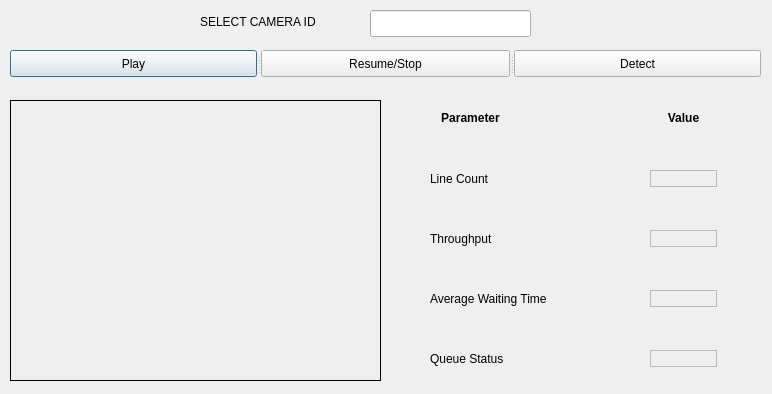
This is airlines.ui in SparshBansal/aero_cv_backend as Qt 5 draws it before an edit. The edited form follows.
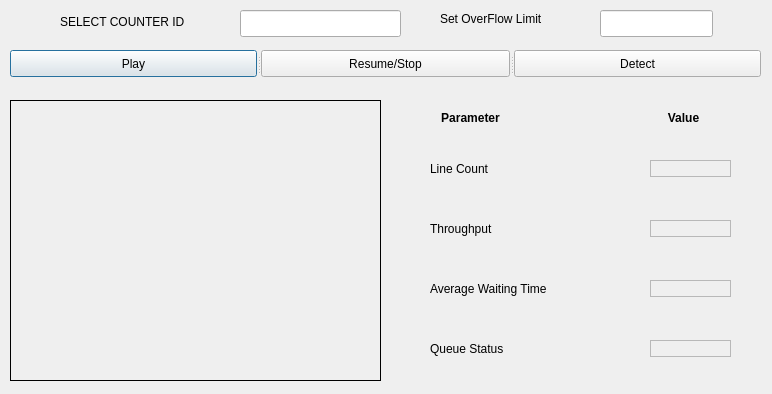
This is the edited form.

Commit message: Values display changes

Diff of the .ui file:
```diff
--- a/airlines.ui
+++ b/airlines.ui
@@ -13,6 +13,9 @@
   <property name="windowTitle">
    <string>Dialog</string>
   </property>
+  <property name="styleSheet">
+   <string notr="true"/>
+  </property>
   <widget class="QLabel" name="imgLabel">
    <property name="geometry">
     <rect>
@@ -38,20 +41,20 @@
   <widget class="QLabel" name="label">
    <property name="geometry">
     <rect>
-     <x>200</x>
+     <x>60</x>
      <y>6</y>
-     <width>141</width>
+     <width>151</width>
      <height>31</height>
     </rect>
    </property>
    <property name="text">
-    <string>SELECT CAMERA ID</string>
+    <string>SELECT COUNTER ID</string>
    </property>
   </widget>
   <widget class="QLineEdit" name="lineEdit">
    <property name="geometry">
     <rect>
-     <x>370</x>
+     <x>240</x>
      <y>10</y>
      <width>161</width>
      <height>27</height>
@@ -125,7 +128,7 @@
    <property name="geometry">
     <rect>
      <x>430</x>
-     <y>170</y>
+     <y>160</y>
      <width>81</width>
      <height>17</height>
     </rect>
@@ -138,7 +141,7 @@
    <property name="geometry">
     <rect>
      <x>430</x>
-     <y>230</y>
+     <y>220</y>
      <width>91</width>
      <height>17</height>
     </rect>
@@ -151,7 +154,7 @@
    <property name="geometry">
     <rect>
      <x>430</x>
-     <y>290</y>
+     <y>280</y>
      <width>161</width>
      <height>17</height>
     </rect>
@@ -164,7 +167,7 @@
    <property name="geometry">
     <rect>
      <x>430</x>
-     <y>350</y>
+     <y>340</y>
      <width>111</width>
      <height>17</height>
     </rect>
@@ -177,8 +180,8 @@
    <property name="geometry">
     <rect>
      <x>650</x>
-     <y>170</y>
-     <width>67</width>
+     <y>160</y>
+     <width>81</width>
      <height>17</height>
     </rect>
    </property>
@@ -191,13 +194,16 @@
    <property name="text">
     <string/>
    </property>
+   <property name="alignment">
+    <set>Qt::AlignCenter</set>
+   </property>
   </widget>
   <widget class="QLabel" name="tLabel">
    <property name="geometry">
     <rect>
      <x>650</x>
-     <y>230</y>
-     <width>67</width>
+     <y>220</y>
+     <width>81</width>
      <height>17</height>
     </rect>
    </property>
@@ -207,13 +213,16 @@
    <property name="text">
     <string/>
    </property>
+   <property name="alignment">
+    <set>Qt::AlignCenter</set>
+   </property>
   </widget>
   <widget class="QLabel" name="awtLabel">
    <property name="geometry">
     <rect>
      <x>650</x>
-     <y>290</y>
-     <width>67</width>
+     <y>280</y>
+     <width>81</width>
      <height>17</height>
     </rect>
    </property>
@@ -223,21 +232,56 @@
    <property name="text">
     <string/>
    </property>
+   <property name="alignment">
+    <set>Qt::AlignCenter</set>
+   </property>
   </widget>
   <widget class="QLabel" name="qStatusLabel">
    <property name="geometry">
     <rect>
      <x>650</x>
-     <y>350</y>
-     <width>67</width>
+     <y>340</y>
+     <width>81</width>
      <height>17</height>
     </rect>
    </property>
+   <property name="autoFillBackground">
+    <bool>true</bool>
+   </property>
+   <property name="styleSheet">
+    <string notr="true">color : white</string>
+   </property>
    <property name="frameShape">
     <enum>QFrame::StyledPanel</enum>
    </property>
    <property name="text">
     <string/>
+   </property>
+   <property name="alignment">
+    <set>Qt::AlignCenter</set>
+   </property>
+  </widget>
+  <widget class="QLabel" name="label_8">
+   <property name="geometry">
+    <rect>
+     <x>440</x>
+     <y>10</y>
+     <width>141</width>
+     <height>17</height>
+    </rect>
+   </property>
+   <property name="text">
+    <string>Set OverFlow Limit</string>
+   </property>
+  </widget>
+  <widget class="QLineEdit" name="ovLimit">
+   <property name="geometry">
+    <rect>
+     <x>600</x>
+     <y>10</y>
+     <width>113</width>
+     <height>27</height>
+    </rect>
    </property>
   </widget>
  </widget>
```
The commit also changes 1 other file.
